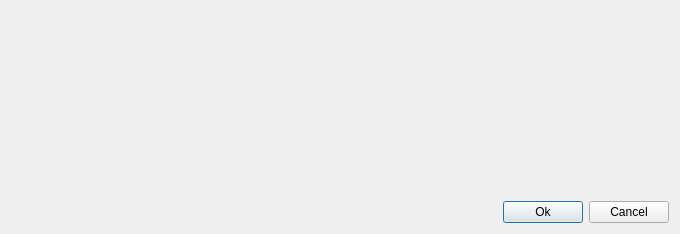
This is src/plugins/enzymes/src/ui/EnzymesSelectorDialog.ui in violethaze74/ugene as Qt 5 draws it before an edit. The edited form follows.
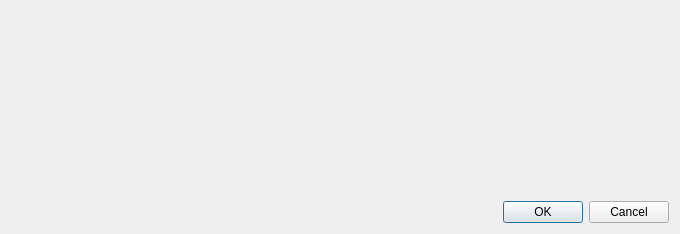
This is the edited form.

Commit message: Help system for all dialogs, UI improvements for all dialogs.

What changed in the file:
```diff
--- a/src/plugins/enzymes/src/ui/EnzymesSelectorDialog.ui
+++ b/src/plugins/enzymes/src/ui/EnzymesSelectorDialog.ui
@@ -31,38 +31,11 @@
     </widget>
    </item>
    <item>
-    <layout class="QHBoxLayout" name="horizontalLayout_3">
-     <item>
-      <spacer name="horizontalSpacer">
-       <property name="orientation">
-        <enum>Qt::Horizontal</enum>
-       </property>
-       <property name="sizeHint" stdset="0">
-        <size>
-         <width>40</width>
-         <height>20</height>
-        </size>
-       </property>
-      </spacer>
-     </item>
-     <item>
-      <widget class="QPushButton" name="runButton">
-       <property name="text">
-        <string>Ok</string>
-       </property>
-       <property name="default">
-        <bool>true</bool>
-       </property>
-      </widget>
-     </item>
-     <item>
-      <widget class="QPushButton" name="cancelButton">
-       <property name="text">
-        <string>Cancel</string>
-       </property>
-      </widget>
-     </item>
-    </layout>
+    <widget class="QDialogButtonBox" name="buttonBox">
+     <property name="standardButtons">
+      <set>QDialogButtonBox::Cancel|QDialogButtonBox::Ok</set>
+     </property>
+    </widget>
    </item>
   </layout>
  </widget>
```
Left out of the diff: 28 changed lines with no effect on the pictures. The commit also changes 309 other files.
